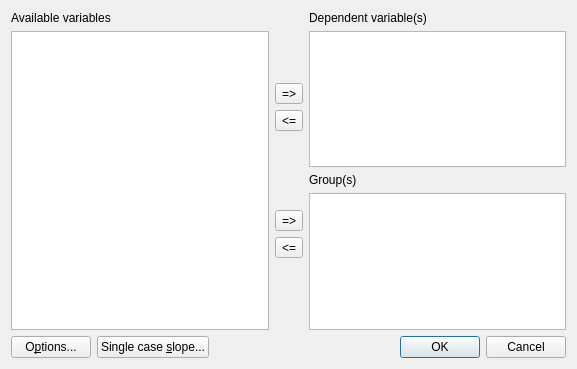
Above: cogstat/ui/compare_groups.ui from cogstat/cogstat before the change. Below: the same form after it.
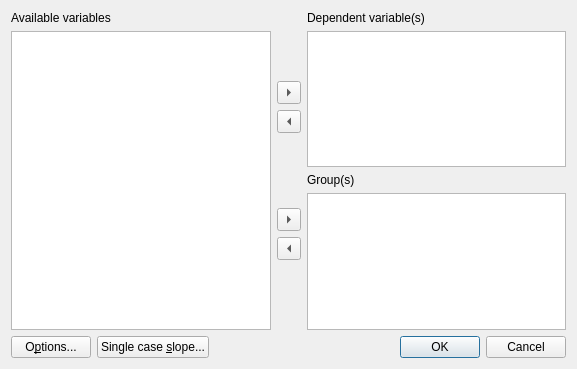
That is the form after the change.

Diff of the .ui file:
```diff
--- a/cogstat/ui/compare_groups.ui
+++ b/cogstat/ui/compare_groups.ui
@@ -52,15 +52,15 @@
      </item>
      <item>
       <widget class="QToolButton" name="addVar">
-       <property name="text">
-        <string>=&gt;</string>
+       <property name="arrowType">
+        <enum>Qt::RightArrow</enum>
        </property>
       </widget>
      </item>
      <item>
       <widget class="QToolButton" name="removeVar">
-       <property name="text">
-        <string>&lt;=</string>
+       <property name="arrowType">
+        <enum>Qt::LeftArrow</enum>
        </property>
       </widget>
      </item>
@@ -79,15 +79,15 @@
      </item>
      <item>
       <widget class="QToolButton" name="add_group_button">
-       <property name="text">
-        <string>=&gt;</string>
+       <property name="arrowType">
+        <enum>Qt::RightArrow</enum>
        </property>
       </widget>
      </item>
      <item>
       <widget class="QToolButton" name="remove_group_button">
-       <property name="text">
-        <string>&lt;=</string>
+       <property name="arrowType">
+        <enum>Qt::LeftArrow</enum>
        </property>
       </widget>
      </item>
```
